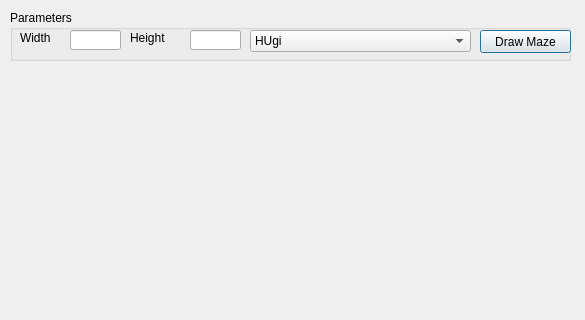
Above: src/main/mazes.ui from meix555/PyMazes before the change; both pictures show x 0 to 585 and y 0 to 320 of the 585 by 522 pixel window. Below: the same form after it.
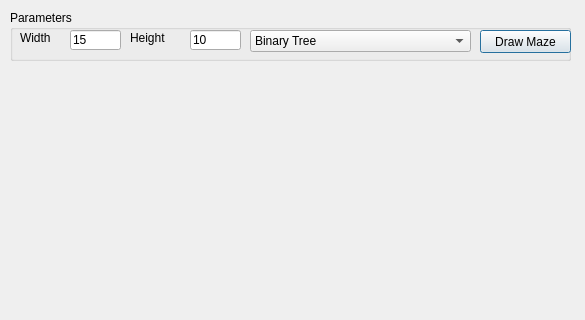
That is the form after the change.

Commit message: created MazeRenderer and cleaned up a lot

The edit to the form file:
```diff
--- a/src/main/mazes.ui
+++ b/src/main/mazes.ui
@@ -60,6 +60,9 @@
       <height>20</height>
      </rect>
     </property>
+    <property name="text">
+     <string>15</string>
+    </property>
    </widget>
    <widget class="QLineEdit" name="heightEdit">
     <property name="geometry">
@@ -70,6 +73,9 @@
       <height>20</height>
      </rect>
     </property>
+    <property name="text">
+     <string>10</string>
+    </property>
    </widget>
    <widget class="QComboBox" name="algorithmComboBox">
     <property name="geometry">
@@ -82,7 +88,7 @@
     </property>
     <item>
      <property name="text">
-      <string>HUgi</string>
+      <string>Binary Tree</string>
      </property>
     </item>
     <item>
```
Left out of the diff: 2 changed lines with no effect on the pictures. The commit also changes 6 other files.
